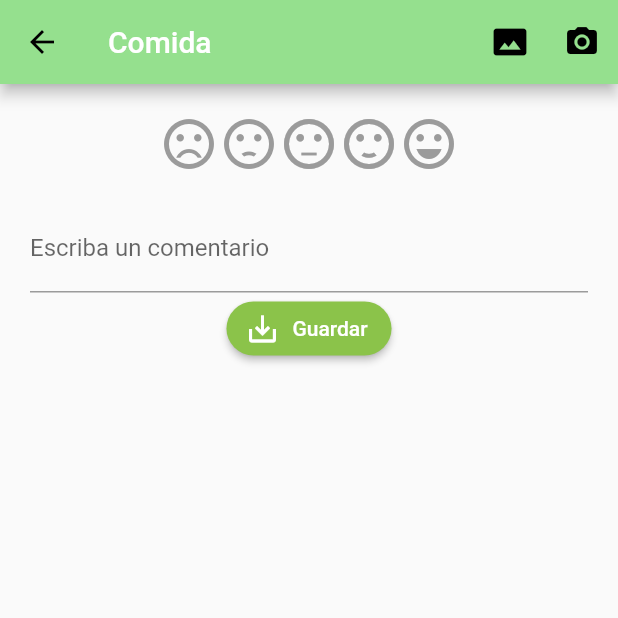
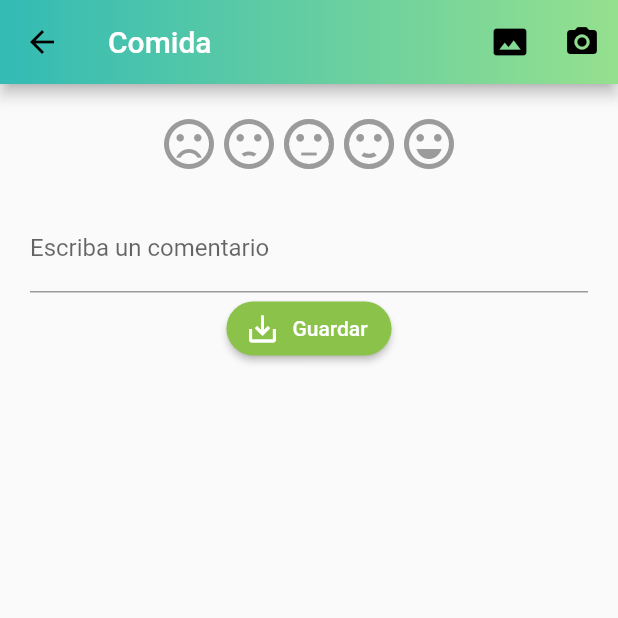
Before and after one commit to jairist/happy, a Flutter app: the screen it shows after launch, after a tap on the "fastfood" icon, on a phone screen of 412 x 824 dp, the top half of it. Run offline on Flutter 3.47's test engine with Material 2 defaults, Android fonts, the phone set to English and light mode, and no system bars; drawn by our look-alikes of flutter_rating_bar; our stand-ins replace rxdart.

Commit message:
Colocar gradiente al app bar

```diff
--- a/lib/main.dart
+++ b/lib/main.dart
@@ -1,8 +1,4 @@
-// import 'package:disenos/pages/basico_page.dart';
-// import 'package:disenos/pages/bienvenida_page.dart';
-// import 'package:disenos/pages/botones_page.dart';
-// import 'package:happy/pages/login_page.dart';
-// import 'package:disenos/pages/scroll_page.dart';
+
 import 'package:flutter/material.dart';
 // import 'package:flutter/services.dart';
 import 'package:happy/src/blocs/provider.dart';
@@ -31,7 +27,7 @@ class MyApp extends StatelessWidget {
       child: MaterialApp(
       debugShowCheckedModeBanner: false,
       title: 'Happy!',
-      initialRoute: 'gracias',
+      initialRoute: 'home',
       routes: {
         // 'basico' : (BuildContext context) => BasicoPage(),
         'login' : (BuildContext context) => LoginPage(),
--- a/lib/src/pages/evaluacion_page.dart
+++ b/lib/src/pages/evaluacion_page.dart
@@ -1,6 +1,7 @@
 import 'package:flutter/material.dart';
 import 'package:flutter_rating_bar/flutter_rating_bar.dart';
 import 'package:happy/src/models/evaluacion_model.dart';
+import 'package:happy/src/models/global.dart';
 import 'package:happy/src/provider/evaluacion_provider.dart';
 import 'package:happy/src/widgets/header.dart';
 import 'package:happy/src/widgets/star_display_widget.dart';
@@ -25,6 +26,10 @@ class _EvaluacionPageState extends State<EvaluacionPage> {
     evaluacion.servicio = servicio;
     return Scaffold(
       appBar: AppBar(
+        // backgroundColor: Gradient(colors: [lightBlueIsh, lightGreen]),
+        flexibleSpace: Container(
+          decoration: BoxDecoration( gradient: LinearGradient(colors:  [lightBlueIsh, lightGreen])),
+        ),
         automaticallyImplyLeading: true,
         title: Text('$servicio', style: TextStyle(color: Colors.white)),
         leading: IconButton(icon:Icon(Icons.arrow_back),
--- a/lib/src/widgets/header.dart
+++ b/lib/src/widgets/header.dart
@@ -26,7 +26,8 @@ class HeaderPage extends StatelessWidget {
       ),
     );
 
-    final fondo = Container(
+    final fondo = SafeArea(
+      child : Container(
       padding: EdgeInsets.all(30),
               constraints: BoxConstraints.expand(height: 150),
               decoration: BoxDecoration(
@@ -39,7 +40,7 @@ class HeaderPage extends StatelessWidget {
                 ),
                 borderRadius: BorderRadius.only(bottomLeft: Radius.circular(30), bottomRight:  Radius.circular(30))
               )
-    );
+    ));
     final titulo =   Container(
           padding: EdgeInsets.only(top: 40.0, left: 20.0),
           child: Column(
```
